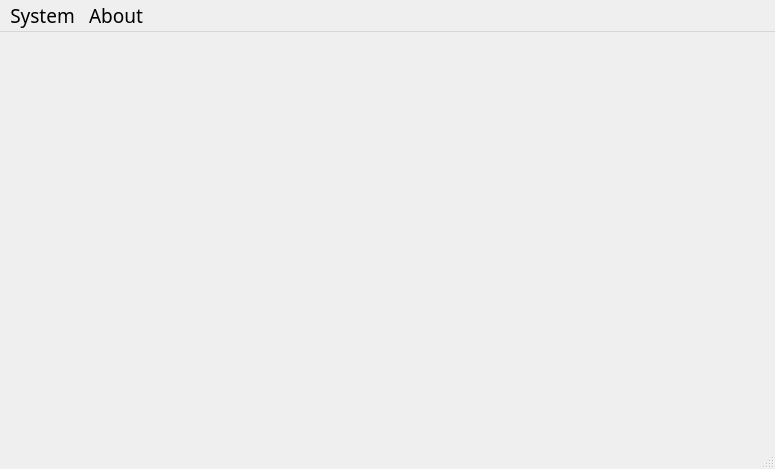
First picture: the form in ui/mainwindow.ui, repository binnary/BSCJZ8, before the edit.
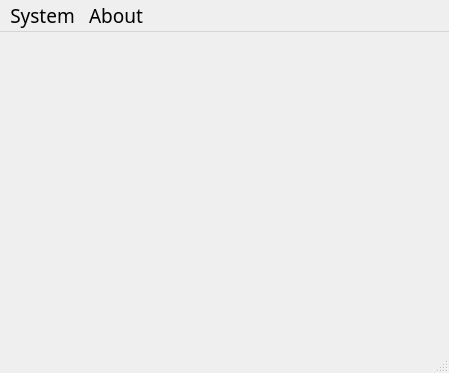
Second picture: the form after the edit. Icons and pictures are not drawn.

```diff
--- a/ui/mainwindow.ui
+++ b/ui/mainwindow.ui
@@ -6,8 +6,8 @@
    <rect>
     <x>0</x>
     <y>0</y>
-    <width>775</width>
-    <height>469</height>
+    <width>449</width>
+    <height>373</height>
    </rect>
   </property>
   <property name="font">
@@ -35,7 +35,7 @@
     <rect>
      <x>0</x>
      <y>0</y>
-     <width>775</width>
+     <width>449</width>
      <height>17</height>
     </rect>
    </property>
```
